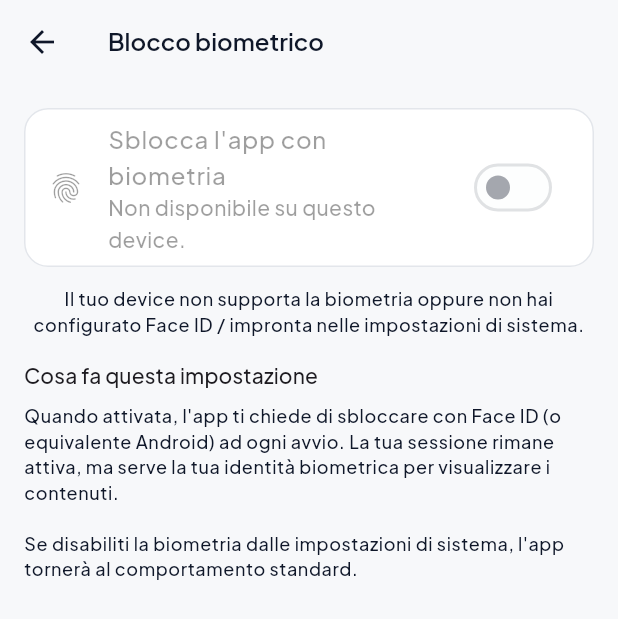
After one commit to DoctorMike46/gym-platform, a Flutter app: the BiometricSettingsPage screen opened by its route, after a tap on the "arrow back" icon, on a phone screen of 412 x 824 dp. The commit adds this screen. Shown: the top 619 px of the screen. Run offline on Flutter 3.47's test engine with Material 3 defaults, Android fonts, the phone set to English and light mode, and no system bars; our stand-ins replace connectivity_plus, dio, file_picker, fl_chart, flutter_animate, flutter_riverpod and 6 more; missing offline and left inert: health; accounts and stored records are empty.

Commit message:
feat(mobile): certificate pinning (H3) + biometric lock (H7)
H3 — Certificate pinning Dio:
- core/network/cert_pinning.dart: SecurityContext con withTrustedRoots
  false + badCertificateCallback che valida sha256(cert.der) contro una
  whitelist statica. Strict in prod (kReleaseMode), soft-warn in dev.
- Skip per host locali (localhost, 127.0.0.1, 10.0.2.2, IP privati).
- Pin attuale: leaf cert *.vercel.app valido fino 2026-07-27.
  Aggiungere nuovo pin nella lista ad ogni rinnovo (~ogni 60-90gg).

H7 — Biometric authentication opt-in:
- core/biometric/biometric_service.dart: wrapper su local_auth con
  BiometricGateController (StateNotifier 4-state: initial/disabled/
  locked/unlocked). Bootstrap async legge il flag opt-in da
  flutter_secure_storage.
- secure_storage: nuove API isBiometricEnabled / setBiometricEnabled.
- features/auth/presentation/biometric_unlock_page: pagina di sblocco
  con prompt automatico al mount + retry manuale + logout.
- features/settings/presentation/biometric_settings_page: toggle
  opt-in con conferma biometrica prima di attivare. Mostra device
  capability e stato corrente.
- router: nuova route /biometric-unlock e /settings/biometric; redirect
  logic estesa per inserire il biometric gate fra auth e home;
  refreshListenable ascolta sia auth che bio.

Native config:
- iOS: NSFaceIDUsageDescription in Info.plist
- Android: USE_BIOMETRIC + USE_FINGERPRINT permissions
- Android MainActivity: FlutterActivity → FlutterFragmentActivity
  (richiesto da BiometricPrompt API 9+)

Dipendenze: crypto ^3.0.6, local_auth ^2.3.0

```diff
--- a/mobile/lib/core/network/dio_client.dart
+++ b/mobile/lib/core/network/dio_client.dart
@@ -5,6 +5,7 @@ import '../auth/forced_logout_signal.dart';
 import '../config/env.dart';
 import '../storage/secure_storage.dart';
 import 'auth_interceptor.dart';
+import 'cert_pinning.dart';
 
 /// Provider del Dio principale con auth interceptor (bearer + refresh).
 final dioProvider = Provider<Dio>((ref) {
@@ -20,6 +21,7 @@ final dioProvider = Provider<Dio>((ref) {
       responseType: ResponseType.json,
     ),
   );
+  installCertPinning(refreshClient);
 
   // validateStatus default (status < 400 → success) così:
   // - 401 lancia DioException → auth interceptor lo intercetta e fa il refresh
@@ -34,6 +36,7 @@ final dioProvider = Provider<Dio>((ref) {
       responseType: ResponseType.json,
     ),
   );
+  installCertPinning(dio);
 
   dio.interceptors.add(
     AuthInterceptor(
--- a/mobile/lib/core/storage/secure_storage.dart
+++ b/mobile/lib/core/storage/secure_storage.dart
@@ -9,6 +9,7 @@ class SecureStorage {
   static const _kClientId = 'client_id';
   static const _kThemeMode = 'theme_mode';
   static const _kOnboardingDone = 'onboarding_done';
+  static const _kBiometricEnabled = 'biometric_enabled';
 
   final FlutterSecureStorage _storage;
 
@@ -46,6 +47,15 @@ class SecureStorage {
   Future<void> markOnboardingDone() =>
       _storage.write(key: _kOnboardingDone, value: '1');
 
+  /// H7 — opt-in biometric lock. Default OFF.
+  Future<bool> isBiometricEnabled() async {
+    final v = await _storage.read(key: _kBiometricEnabled);
+    return v == '1';
+  }
+
+  Future<void> setBiometricEnabled(bool enabled) =>
+      _storage.write(key: _kBiometricEnabled, value: enabled ? '1' : '0');
+
   Future<void> clearSession() async {
     await Future.wait([
       _storage.delete(key: _kAccessToken),
--- /dev/null
+++ b/mobile/lib/features/settings/presentation/biometric_settings_page.dart
@@ -0,0 +1,165 @@
+import 'package:flutter/material.dart';
+import 'package:flutter_riverpod/flutter_riverpod.dart';
+import 'package:go_router/go_router.dart';
+
+import '../../../core/biometric/biometric_service.dart';
+
+/// Pagina impostazioni per H7 — opt-in / opt-out del biometric lock.
+///
+/// Collegabile dalla profile/altro page con:
+///   `context.push('/settings/biometric')`
+class BiometricSettingsPage extends ConsumerStatefulWidget {
+  const BiometricSettingsPage({super.key});
+
+  @override
+  ConsumerState<BiometricSettingsPage> createState() => _BiometricSettingsPageState();
+}
+
+class _BiometricSettingsPageState extends ConsumerState<BiometricSettingsPage> {
+  bool _busy = false;
+  bool? _enabled;
+  bool _capable = false;
+  String? _statusMessage;
+
+  @override
+  void initState() {
+    super.initState();
+    _refresh();
+  }
+
+  Future<void> _refresh() async {
+    final service = ref.read(biometricServiceProvider);
+    final capable = await service.isDeviceCapable();
+    final enabled = await service.isEnabled();
+    if (!mounted) return;
+    setState(() {
+      _capable = capable;
+      _enabled = enabled;
+      if (!capable) {
+        _statusMessage =
+            'Il tuo device non supporta la biometria oppure non hai configurato Face ID / impronta nelle impostazioni di sistema.';
+      } else {
+        _statusMessage = null;
+      }
+    });
+  }
+
+  Future<void> _toggle(bool newValue) async {
+    if (_busy) return;
+    setState(() {
+      _busy = true;
+      _statusMessage = null;
+    });
+
+    final service = ref.read(biometricServiceProvider);
+    final gate = ref.read(biometricGateControllerProvider.notifier);
+
+    if (newValue) {
+      // Attivazione: richiediamo conferma biometrica prima di salvare
+      // (così verifichiamo che funzioni davvero).
+      final result = await service.authenticate(
+        reason: 'Conferma la tua identità per attivare il blocco biometrico',
+      );
+      if (result == BiometricResult.success) {
+        await service.setEnabled(true);
+        gate.enableAlreadyUnlocked();
+        if (!mounted) return;
+        setState(() {
+          _enabled = true;
+          _busy = false;
+          _statusMessage = 'Blocco biometrico attivato.';
+        });
+      } else {
+        if (!mounted) return;
+        setState(() {
+          _busy = false;
+          _statusMessage = result == BiometricResult.cancelled
+              ? 'Operazione annullata.'
+              : 'Verifica biometrica non riuscita.';
+        });
+      }
+    } else {
+      // Disattivazione: nessuna conferma extra
+      await service.setEnabled(false);
+      gate.disable();
+      if (!mounted) return;
+      setState(() {
+        _enabled = false;
+        _busy = false;
+        _statusMessage = 'Blocco biometrico disattivato.';
+      });
+    }
+  }
+
+  @override
+  Widget build(BuildContext context) {
+    final theme = Theme.of(context);
+    final enabled = _enabled ?? false;
+
+    return Scaffold(
+      appBar: AppBar(
+        title: const Text('Blocco biometrico'),
+        leading: IconButton(
+          icon: const Icon(Icons.arrow_back),
+          onPressed: () => context.pop(),
+        ),
+      ),
+      body: SafeArea(
+        child: Padding(
+          padding: const EdgeInsets.all(16),
+          child: Column(
+            crossAxisAlignment: CrossAxisAlignment.stretch,
+            children: [
+              Card(
+                child: SwitchListTile(
+                  value: enabled,
+                  onChanged: (_capable && !_busy) ? _toggle : null,
+                  title: const Text('Sblocca l\'app con biometria'),
+                  subtitle: Text(
+                    _capable
+                        ? 'Usa Face ID, Touch ID o impronta digitale ad ogni avvio dell\'app.'
+                        : 'Non disponibile su questo device.',
+                  ),
+                  secondary: Icon(
+                    Icons.fingerprint,
+                    color: _capable ? theme.colorScheme.primary : theme.disabledColor,
+                  ),
+                ),
+              ),
+              if (_statusMessage != null) ...[
+                const SizedBox(height: 12),
+                Text(
+                  _statusMessage!,
+                  textAlign: TextAlign.center,
+                  style: theme.textTheme.bodySmall?.copyWith(
+                    color: enabled
+                        ? theme.colorScheme.primary
+                        : theme.colorScheme.onSurfaceVariant,
+                  ),
+                ),
+              ],
+              const SizedBox(height: 16),
+              Text(
+                'Cosa fa questa impostazione',
+                style: theme.textTheme.titleSmall,
+              ),
+              const SizedBox(height: 8),
+              Text(
+                'Quando attivata, l\'app ti chiede di sbloccare con Face ID '
+                '(o equivalente Android) ad ogni avvio. La tua sessione '
+                'rimane attiva, ma serve la tua identità biometrica per '
+                'visualizzare i contenuti.\n\n'
+                'Se disabiliti la biometria dalle impostazioni di sistema, '
+                'l\'app tornerà al comportamento standard.',
+                style: theme.textTheme.bodySmall?.copyWith(
+                  color: theme.colorScheme.onSurfaceVariant,
+                  height: 1.45,
+                ),
+              ),
+            ],
+          ),
+        ),
+      ),
+    );
+  }
+}
--- a/mobile/pubspec.yaml
+++ b/mobile/pubspec.yaml
@@ -58,6 +58,10 @@ dependencies:
   health: ^13.3.1
   permission_handler: ^12.0.1
 
+  # Sicurezza
+  crypto: ^3.0.6          # H3 — certificate pinning (sha256 del cert leaf)
+  local_auth: ^2.3.0      # H7 — biometric auth (FaceID / TouchID / Android Biometric)
+
 dev_dependencies:
   flutter_test:
     sdk: flutter
```
Also changed, not shown: mobile/lib/app/router.dart (+30 -6 lines), mobile/lib/core/biometric/biometric_service.dart (added, +120 -0 lines), mobile/lib/core/network/cert_pinning.dart (added, +74 -0 lines), mobile/lib/features/auth/presentation/biometric_unlock_page.dart (added, +136 -0 lines), mobile/pubspec.lock, 3 other files.
